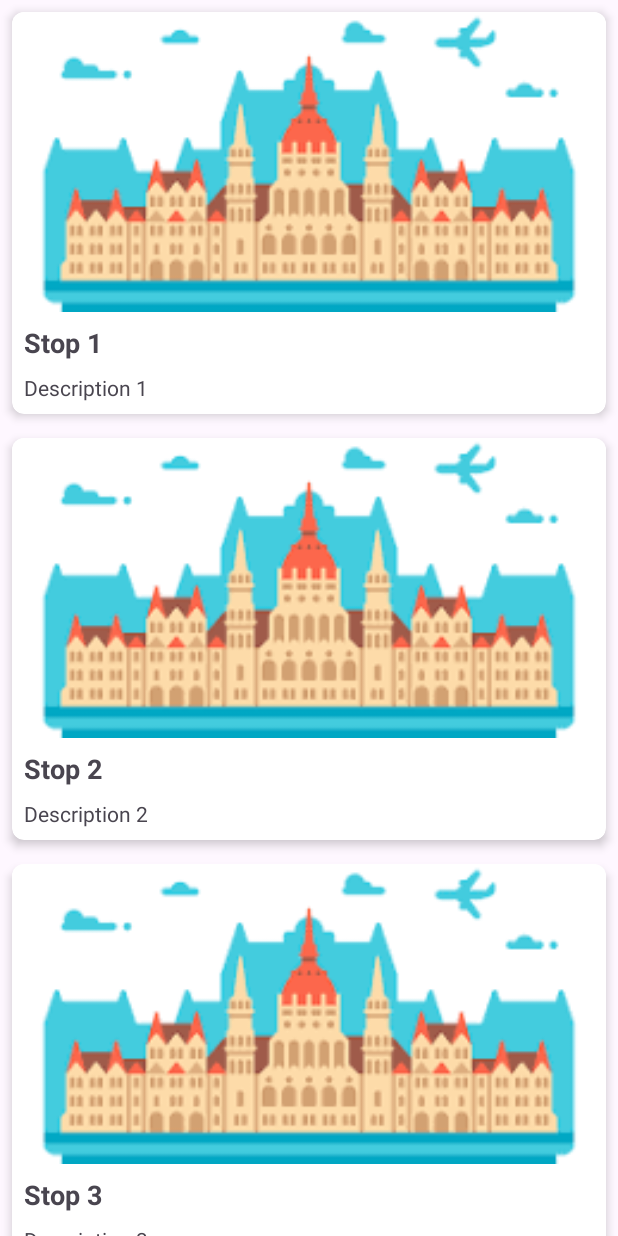
After one commit to iamcristinanr/ANDROIDcitysound, an Android app: the StopsList screen opened directly, with no data from a screen before it, on a phone screen of 412 x 824 dp. The commit adds this screen. Run offline under Robolectric (Android 15) with nearby library versions, the light colour scheme and no system bars; network calls fail.

Commit message:
add stops

```diff
--- /dev/null
+++ b/app/src/main/java/com/example/citysound/Stop.kt
@@ -0,0 +1,33 @@
+package com.example.citysound
+
+import android.os.Parcel
+import android.os.Parcelable
+
+data class Stop(
+    val name: String,
+    val description: String
+) : Parcelable {
+    constructor(parcel: Parcel) : this(
+        parcel.readString() ?: "",
+        parcel.readString() ?: ""
+    )
+
+    override fun writeToParcel(parcel: Parcel, flags: Int) {
+        parcel.writeString(name)
+        parcel.writeString(description)
+    }
+
+    override fun describeContents(): Int {
+        return 0
+    }
+
+    companion object CREATOR : Parcelable.Creator<Stop> {
+        override fun createFromParcel(parcel: Parcel): Stop {
+            return Stop(parcel)
+        }
+
+        override fun newArray(size: Int): Array<Stop?> {
+            return arrayOfNulls(size)
+        }
+    }
+}
--- /dev/null
+++ b/app/src/main/java/com/example/citysound/StopListAdapter.kt
@@ -0,0 +1,56 @@
+package com.example.citysound
+
+import android.view.LayoutInflater
+import android.view.View
+import android.view.ViewGroup
+import android.widget.AdapterView
+import android.widget.TextView
+import androidx.recyclerview.widget.RecyclerView
+
+class StopListAdapter(
+    private val stopActivities: List<Stop>,
+    private val listener: OnItemClickListener
+) : RecyclerView.Adapter<StopListAdapter.ViewHolder>() {
+
+    interface OnItemClickListener {
+        fun onItemClick(stop: Stop)
+    }
+
+    inner class ViewHolder(itemView: View) : RecyclerView.ViewHolder(itemView), View.OnClickListener {
+        private val nameTextView: TextView = itemView.findViewById(R.id.stopNameTextView)
+        private val descriptionTextView: TextView = itemView.findViewById(R.id.stopDescriptionTextView)
+
+        init {
+            itemView.setOnClickListener(this)
+        }
+
+        fun bind(stopActivity: Stop) {
+            nameTextView.text = stopActivity.name
+            descriptionTextView.text = stopActivity.description
+        }
+
+        override fun onClick(view: View) {
+            val position = adapterPosition
+            if (position != RecyclerView.NO_POSITION) {
+                val clickedItem = stopActivities[position]
+                listener.onItemClick(clickedItem)
+            }
+
+
+        }
+    }
+
+    override fun onCreateViewHolder(parent: ViewGroup, viewType: Int): ViewHolder {
+        val view = LayoutInflater.from(parent.context).inflate(R.layout.activity_liststops, parent, false)
+        return ViewHolder(view)
+    }
+
+    override fun onBindViewHolder(holder: ViewHolder, position: Int) {
+        val currentItem = stopActivities[position]
+        holder.bind(currentItem)
+    }
+
+    override fun getItemCount(): Int {
+        return stopActivities.size
+    }
+}
--- /dev/null
+++ b/app/src/main/java/com/example/citysound/StopsList.kt
@@ -0,0 +1,40 @@
+package com.example.citysound
+
+import android.content.Intent
+import android.os.Bundle
+import androidx.appcompat.app.AppCompatActivity
+import androidx.recyclerview.widget.LinearLayoutManager
+import androidx.recyclerview.widget.RecyclerView
+
+class StopsList : AppCompatActivity(), StopListAdapter.OnItemClickListener {
+    override fun onCreate(savedInstanceState: Bundle?) {
+        super.onCreate(savedInstanceState)
+        setContentView(R.layout.activity_recyclerviewstops)
+
+        // Configurar RecyclerView
+        val recyclerView = findViewById<RecyclerView>(R.id.recyclerViewStops)
+        recyclerView.layoutManager = LinearLayoutManager(this)
+
+        // Crear y establecer el adaptador para el RecyclerView
+        val stopListAdapter = StopListAdapter(getSampleStops(), this)
+        recyclerView.adapter = stopListAdapter
+    }
+
+    // Implementar el método onItemClick del listener del adaptador
+    override fun onItemClick(stop: Stop) {
+        // Abrir la actividad de detalles de la parada
+        val intent = Intent(this, StopActivity::class.java)
+        intent.putExtra("stop", stop)
+        startActivity(intent)
+    }
+
+    // Esta es una función de ejemplo que devuelve una lista de paradas de ejemplo
+    private fun getSampleStops(): List<Stop> {
+        val stops = mutableListOf<Stop>()
+        // Agrega aquí las paradas que desees mostrar en la lista
+        stops.add(Stop("Stop 1", "Description 1"))
+        stops.add(Stop("Stop 2", "Description 2"))
+        stops.add(Stop("Stop 3", "Description 3"))
+        return stops
+    }
+}
--- /dev/null
+++ b/app/src/main/res/layout/activity_liststops.xml
@@ -0,0 +1,44 @@
+<?xml version="1.0" encoding="utf-8"?>
+<androidx.cardview.widget.CardView xmlns:android="http://schemas.android.com/apk/res/android"
+    xmlns:app="http://schemas.android.com/apk/res-auto"
+    android:layout_width="match_parent"
+    android:layout_height="wrap_content"
+    app:cardCornerRadius="8dp"
+    app:cardElevation="4dp"
+    android:layout_margin="8dp">
+
+    <LinearLayout
+        android:layout_width="match_parent"
+        android:layout_height="wrap_content"
+        android:orientation="vertical">
+
+        <ImageView
+            android:id="@+id/imageViewStop"
+            android:layout_width="match_parent"
+            android:layout_height="200dp"
+            android:scaleType="centerCrop"
+            android:src="@mipmap/default_tour_image" />
+
+        <TextView
+            android:id="@+id/stopNameTextView"
+            android:layout_width="match_parent"
+            android:layout_height="wrap_content"
+            android:text="Stop Name"
+            android:textSize="18sp"
+            android:textStyle="bold"
+            android:padding="8dp" />
+
+        <TextView
+            android:id="@+id/stopDescriptionTextView"
+            android:layout_width="match_parent"
+            android:layout_height="wrap_content"
+            android:text="Stop Description"
+            android:textSize="14sp"
+            android:paddingStart="8dp"
+            android:paddingEnd="8dp"
+            android:paddingBottom="8dp" />
+
+
+    </LinearLayout>
+
+</androidx.cardview.widget.CardView>
--- /dev/null
+++ b/app/src/main/res/layout/activity_recyclerviewstops.xml
@@ -0,0 +1,16 @@
+<?xml version="1.0" encoding="utf-8"?>
+<androidx.constraintlayout.widget.ConstraintLayout xmlns:android="http://schemas.android.com/apk/res/android"
+    xmlns:app="http://schemas.android.com/apk/res-auto"
+    android:layout_width="match_parent"
+    android:layout_height="match_parent">
+
+    <androidx.recyclerview.widget.RecyclerView
+        android:id="@+id/recyclerViewStops"
+        android:layout_width="match_parent"
+        android:layout_height="match_parent"
+        app:layout_constraintTop_toTopOf="parent"
+        app:layout_constraintBottom_toBottomOf="parent"
+        app:layout_constraintStart_toStartOf="parent"
+        app:layout_constraintEnd_toEndOf="parent" />
+
+</androidx.constraintlayout.widget.ConstraintLayout>
```
Also changed, not shown: app/src/main/AndroidManifest.xml (+14 -0 lines), app/src/main/java/com/example/citysound/StopActivity.kt (added, +22 -0 lines), app/src/main/java/com/example/citysound/TourActivity.kt (+8 -1 lines), app/src/main/res/layout/activity_stops.xml (added, +61 -0 lines).
